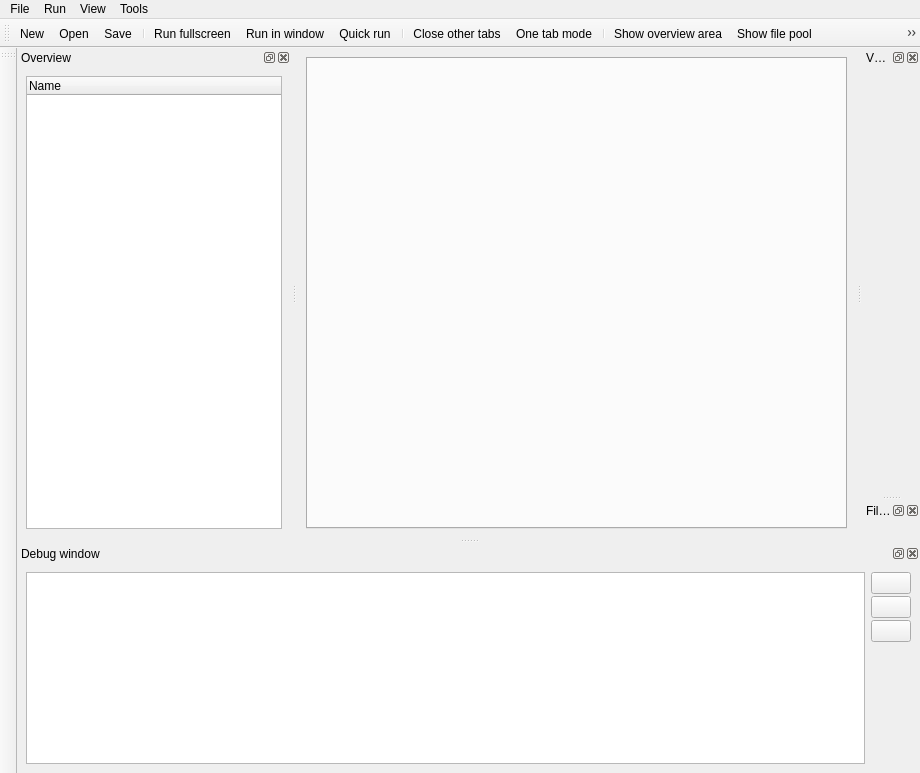
Before: the Qt Designer form resources/ui/misc/main_window.ui in open-cogsci/OpenSesame, drawn with Qt 5.
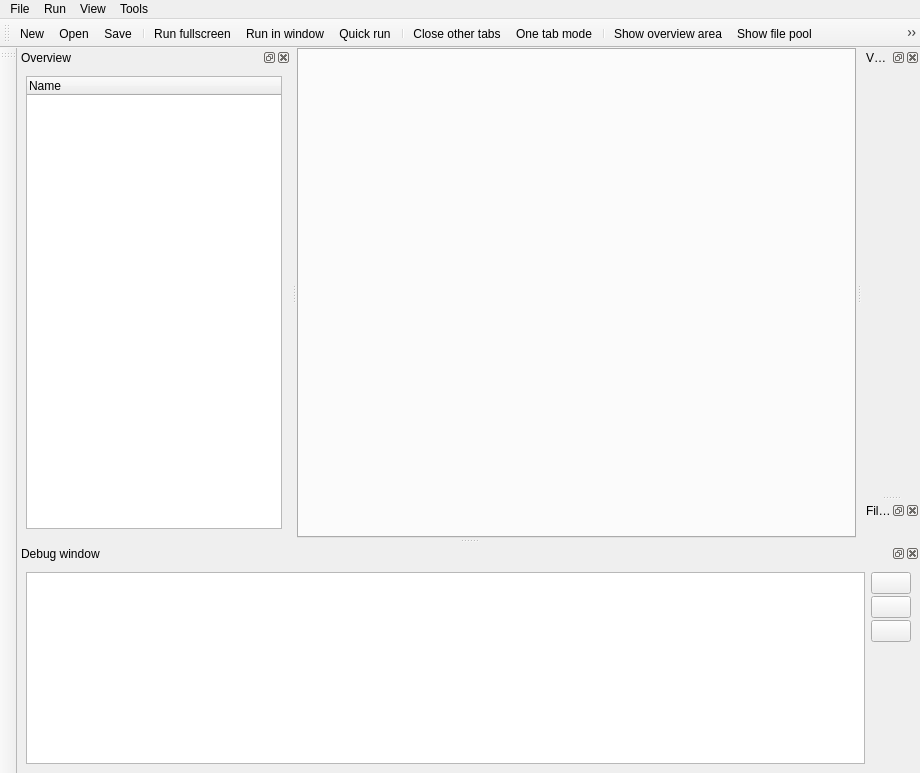
After: the same form once the commit is applied. Icons and pictures are not drawn. Custom widgets are drawn as their Qt base class.

Commit message: Remove tabbar in one-tab mode

```diff
--- a/resources/ui/misc/main_window.ui
+++ b/resources/ui/misc/main_window.ui
@@ -25,6 +25,12 @@
     </sizepolicy>
    </property>
    <layout class="QVBoxLayout" name="verticalLayout_6">
+    <property name="spacing">
+     <number>0</number>
+    </property>
+    <property name="margin">
+     <number>0</number>
+    </property>
     <item>
      <widget class="tab_widget" name="tabwidget">
       <property name="sizePolicy">
```
The commit also changes 1 other file.
